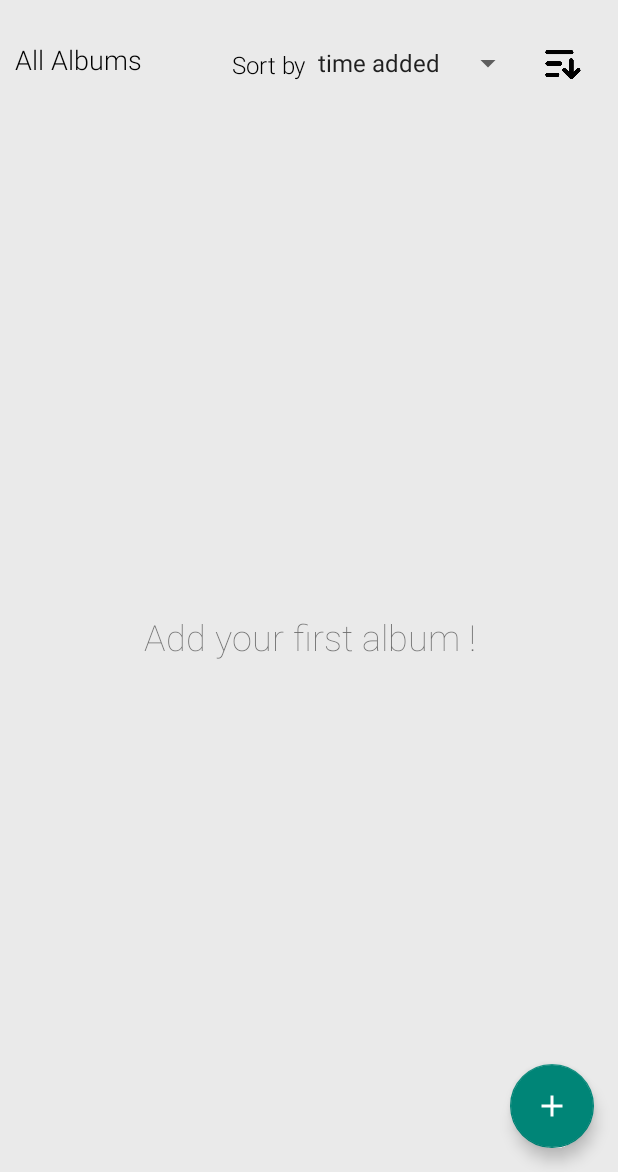
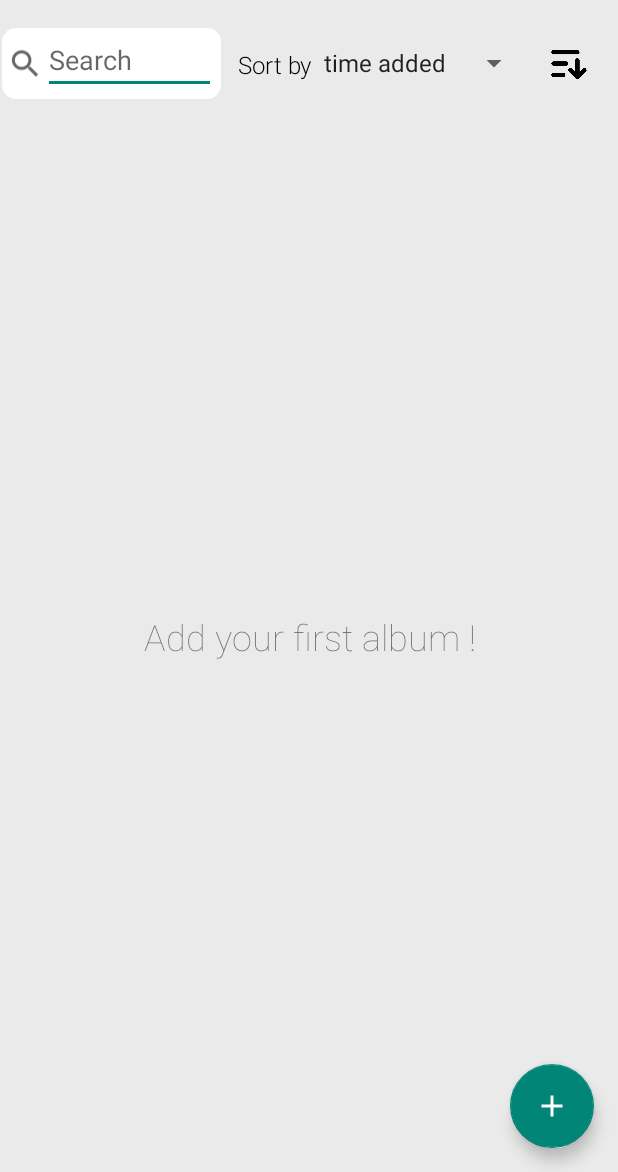
Before and after one commit to Parg3e3v/Just_Albums, an Android app: the screen it shows after launch (MainActivity), on a phone screen of 412 x 824 dp, the part 64-1236 px from its top. Run offline under Robolectric (Android 15) with nearby library versions, the phone set to English and light mode, and no system bars.

Commit message:
Search and Night/Light mode change functions finished. I'll try export once again, it'll work, i hope so

```diff
--- a/app/src/main/java/com/craft3r/JustAlbums/AddActivity.java
+++ b/app/src/main/java/com/craft3r/JustAlbums/AddActivity.java
@@ -81,7 +81,7 @@ public class AddActivity extends AppCompatActivity {
                                 Liked.getRating(), Recogn.getRating(), Your.getRating(), img);
 
                         Intent intent = new Intent(AddActivity.this, MainActivity.class);
-                        AddActivity.this.finish();
+                        intent.setFlags(Intent.FLAG_ACTIVITY_CLEAR_TOP);
                         startActivity(intent);
                     }else{
                         Toast.makeText(getApplicationContext(), "Failed to add album", Toast.LENGTH_LONG).show();
@@ -109,7 +109,7 @@ public class AddActivity extends AppCompatActivity {
     @Override
     public void onBackPressed() {
         Intent intent = new Intent(AddActivity.this, MainActivity.class);
-        AddActivity.this.finish();
+        intent.setFlags(Intent.FLAG_ACTIVITY_CLEAR_TOP);
         startActivity(intent);
     }
 
--- a/app/src/main/java/com/craft3r/JustAlbums/MainActivity.java
+++ b/app/src/main/java/com/craft3r/JustAlbums/MainActivity.java
@@ -1,11 +1,13 @@
 package com.craft3r.JustAlbums;
 
 import androidx.appcompat.app.AppCompatActivity;
+import androidx.appcompat.app.AppCompatDelegate;
 import androidx.fragment.app.Fragment;
 import androidx.fragment.app.FragmentManager;
 import androidx.fragment.app.FragmentTransaction;
 
 import android.content.Intent;
+import android.content.SharedPreferences;
 import android.os.Bundle;
 import android.view.View;
 
@@ -14,6 +16,7 @@ import com.google.android.material.floatingactionbutton.FloatingActionButton;
 public class MainActivity extends AppCompatActivity {
 
     public FloatingActionButton fl_but;
+    public static int Mode = 0;
 
     @Override
     protected void onCreate(Bundle savedInstanceState) {
@@ -22,11 +25,27 @@ public class MainActivity extends AppCompatActivity {
         setContentView(R.layout.activity_main);
         fl_but = findViewById(R.id.fl_button);
 
+        SharedPreferences sharedPreferences = getSharedPreferences(SettingsActivity.SHARED_PREFS, MODE_PRIVATE);
+        switch (sharedPreferences.getString(SettingsActivity.TEXT, "System Default")){
+            case "Light":
+                AppCompatDelegate.setDefaultNightMode(AppCompatDelegate.MODE_NIGHT_NO);
+                Mode = 0;
+                break;
+            case "Dark":
+                AppCompatDelegate.setDefaultNightMode(AppCompatDelegate.MODE_NIGHT_YES);
+                Mode = 1;
+                break;
+            case "System Default":
+                AppCompatDelegate.setDefaultNightMode(AppCompatDelegate.MODE_NIGHT_FOLLOW_SYSTEM);
+                Mode = 2;
+                break;
+        }
+
         fl_but.setOnClickListener(new View.OnClickListener() {
             @Override
             public void onClick(View view) {
                 Intent intent = new Intent(MainActivity.this, AddActivity.class);
-                finish();
+                intent.setFlags(Intent.FLAG_ACTIVITY_CLEAR_TOP);
                 startActivity(intent);
             }
         });
--- /dev/null
+++ b/app/src/main/res/drawable/ic_rounded_background.xml
@@ -0,0 +1,10 @@
+<?xml version="1.0" encoding="UTF-8"?>
+<shape xmlns:android="http://schemas.android.com/apk/res/android"
+    android:shape="rectangle"
+    >
+    <corners android:topLeftRadius="10dp" android:topRightRadius="10dp"
+        android:bottomLeftRadius="10dp" android:bottomRightRadius="10dp"/>
+    <solid android:color="@color/colorSecondary"/>
+    <padding android:left="5dp" android:right="5dp" android:top="5dp" android:bottom="5dp"/>
+    <stroke android:width="1dp" android:color="@color/colorPrimary"/>
+</shape>
--- a/app/src/main/res/layout/fragment_album_list.xml
+++ b/app/src/main/res/layout/fragment_album_list.xml
@@ -44,24 +44,38 @@
         <LinearLayout
             android:layout_width="match_parent"
             android:layout_height="wrap_content"
-            android:background="@color/colorPrimary">
+            android:background="@color/colorPrimary"
+            android:orientation="horizontal">
 
-            <TextView
+            <LinearLayout
                 android:layout_width="wrap_content"
-                android:layout_height="wrap_content"
-                android:layout_margin="10dp"
-                android:fontFamily="sans-serif-light"
-                android:text="All Albums"
-                android:textColor="@color/textColor"
-                android:textSize="18dp" />
+                android:layout_height="match_parent"
+                android:background="@drawable/ic_rounded_background"
+                android:orientation="horizontal">
 
+                <ImageView
+                    android:id="@+id/imageView"
+                    android:layout_width="wrap_content"
+                    android:layout_height="match_parent"
+                    android:layout_weight="0"
+                    android:src="?android:attr/actionModeWebSearchDrawable" />
+
+                <EditText
+                    android:id="@+id/search"
+                    android:layout_width="115dp"
+                    android:layout_height="match_parent"
+                    android:layout_weight="0"
+                    android:inputType="textPersonName"
+                    android:hint="Search" />
+
+            </LinearLayout>
 
             <TextView
                 android:layout_width="wrap_content"
                 android:layout_height="match_parent"
                 android:layout_marginTop="10dp"
                 android:layout_gravity="center_vertical"
-                android:paddingLeft="50dp"
+                android:paddingLeft="10dp"
                 android:fontFamily="sans-serif-light"
                 android:text="Sort by"
                 android:textColor="@color/textColor"
```
Also changed, not shown: app/src/main/java/com/craft3r/JustAlbums/AlbumListFragment.java (+65 -2 lines), app/src/main/java/com/craft3r/JustAlbums/EditActivity.java (+12 -7 lines), app/src/main/java/com/craft3r/JustAlbums/SettingsActivity.java (+20 -33 lines).
